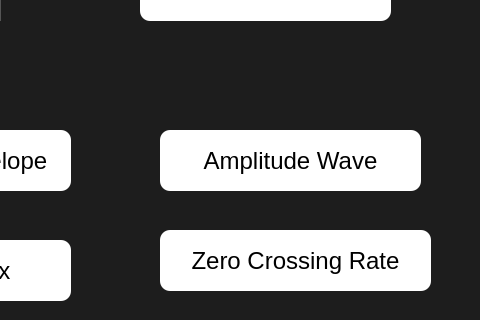
This is Qtui/Main.ui in prakharrai2512/Realtime-Audio-Processing as Qt 5 draws it before an edit; both pictures show x 650 to 1130 and y 240 to 560 of the 1130 by 656 pixel window. The edited form follows.
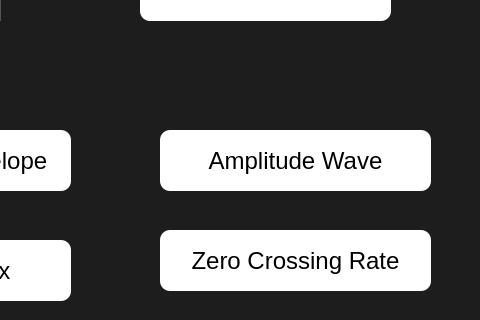
This is the edited form.

```diff
--- a/Qtui/Main.ui
+++ b/Qtui/Main.ui
@@ -81,7 +81,7 @@
      <rect>
       <x>810</x>
       <y>370</y>
-      <width>261</width>
+      <width>271</width>
       <height>61</height>
      </rect>
     </property>
```
